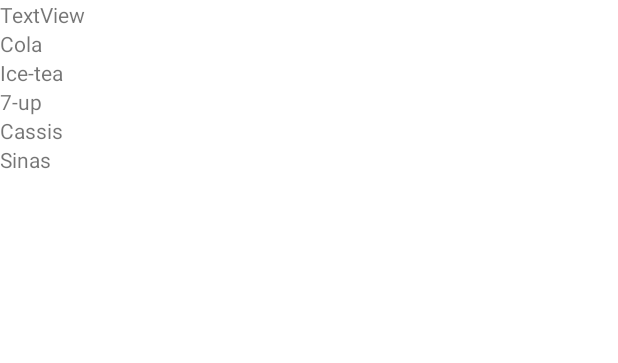
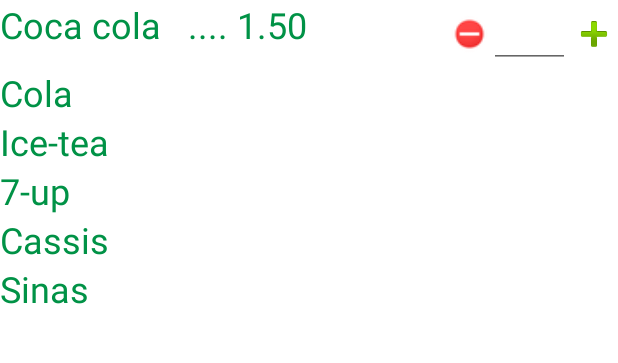
Before and after one commit to etoinemdevries/la-vita-app, an Android app: the CategoryActivity screen opened directly, with no data from a screen before it, on a phone screen of 412 x 824 dp, the part 212-575 px from its top. Run offline under Robolectric (Android 15) with nearby library versions, the phone set to English and light mode, and no system bars.

Commit message:
CategoryActivity code, layout example

```diff
--- a/app/src/main/java/com/sarcasm/app/activities/CategoryActivity.java
+++ b/app/src/main/java/com/sarcasm/app/activities/CategoryActivity.java
@@ -1,7 +1,9 @@
 package com.sarcasm.app.activities;
 
+import android.graphics.Color;
 import android.support.v7.app.AppCompatActivity;
 import android.os.Bundle;
+import android.util.TypedValue;
 import android.widget.LinearLayout;
 import android.widget.TextView;
 
@@ -28,6 +30,8 @@ public class CategoryActivity extends AppCompatActivity {
         for (int i = 0; i < products.length; i++) {
             TextView tv = new TextView(this);
             tv.setText(products[i]);
+            tv.setTextColor(Color.parseColor("#009246"));
+            tv.setTextSize(TypedValue.COMPLEX_UNIT_SP, 24);
             this.list.addView(tv);
         }
     }
--- a/app/src/main/res/layout/activity_category.xml
+++ b/app/src/main/res/layout/activity_category.xml
@@ -42,13 +42,49 @@
             android:id="@+id/productList"
             android:layout_width="match_parent"
             android:layout_height="wrap_content"
-            android:orientation="vertical" >
+            android:orientation="vertical">
 
-            <TextView
-                android:id="@+id/textView8"
+            <LinearLayout
                 android:layout_width="match_parent"
                 android:layout_height="wrap_content"
-                android:text="TextView" />
+                android:orientation="horizontal">
+
+                <TextView
+                    android:id="@+id/textView8"
+                    android:layout_width="wrap_content"
+                    android:layout_height="match_parent"
+                    android:text="Coca cola   .... 1.50"
+                    android:textColor="#009246"
+                    android:textSize="24sp" />
+
+                <LinearLayout
+                    android:layout_width="match_parent"
+                    android:layout_height="match_parent"
+                    android:gravity="end"
+                    android:orientation="horizontal">
+
+                    <ImageView
+                        android:id="@+id/imageView2"
+                        android:layout_width="26dp"
+                        android:layout_height="match_parent"
+                        android:layout_weight="0"
+                        app:srcCompat="@android:drawable/presence_busy" />
+
+                    <EditText
+                        android:id="@+id/editText2"
+                        android:layout_width="54dp"
+                        android:layout_height="wrap_content"
+                        android:ems="10"
+                        android:inputType="number" />
+
+                    <ImageView
+                        android:id="@+id/imageView"
+                        android:layout_width="wrap_content"
+                        android:layout_height="match_parent"
+                        app:srcCompat="@android:drawable/ic_input_add" />
+                </LinearLayout>
+
+            </LinearLayout>
         </LinearLayout>
     </ScrollView>
 
```
